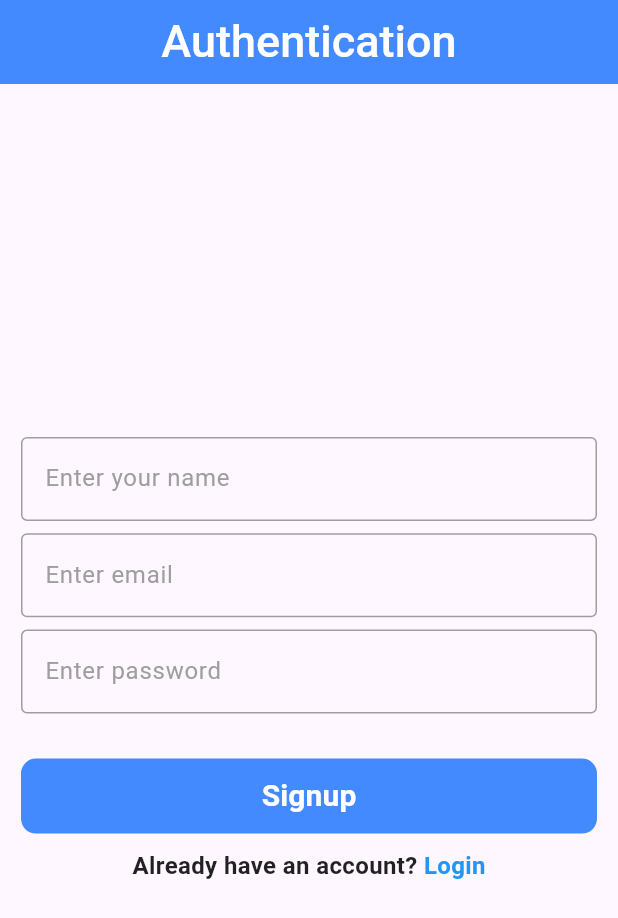
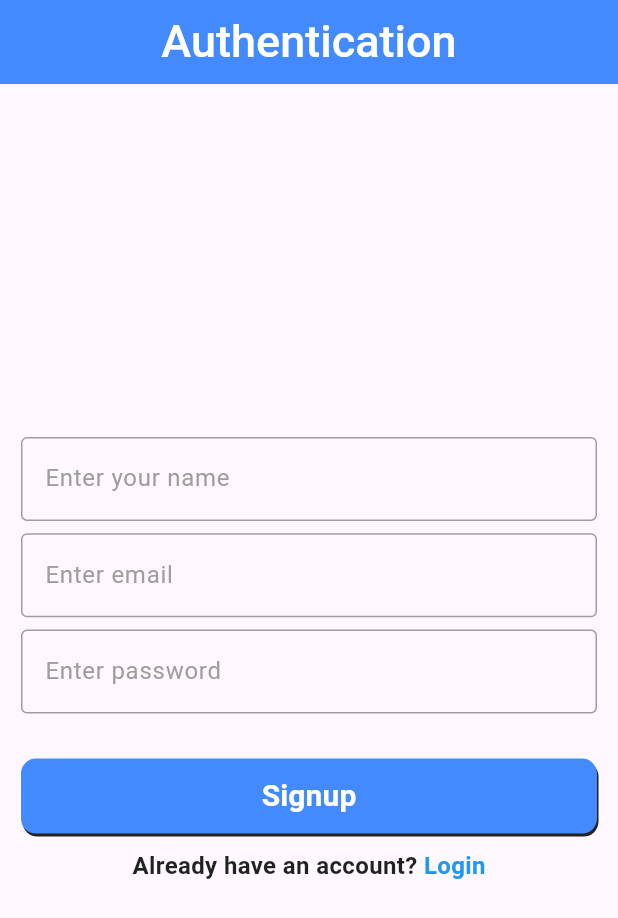
Before and after one commit to Tanjid470/ichiban_auto, a Flutter app: the screen it shows after launch, on a phone screen of 412 x 824 dp. Shown: the top 918 px of the screen. Run offline on Flutter 3.47's test engine with Material 3 defaults, Android fonts, the phone set to English and light mode, and no system bars; our stand-ins replace animated_splash_screen, animated_text_kit, firebase_auth, firebase_core; accounts and stored records are empty.

Commit message:
calender field box decoration change

```diff
--- a/lib/module/auth/view/login_form.dart
+++ b/lib/module/auth/view/login_form.dart
@@ -178,7 +178,14 @@ class _LoginFormState extends State<LoginForm> {
                 width: double.infinity,
                 decoration: const BoxDecoration(
                     color: Colors.blueAccent,
-                    borderRadius: BorderRadius.all(Radius.circular(10))),
+                    borderRadius: BorderRadius.all(Radius.circular(10)),
+                    boxShadow: [
+                      BoxShadow(
+                        color: Colors.black87,
+                        offset: Offset(1, 2)
+                      )
+                    ]
+                ),
                 child: TextButton(
                     onPressed: () async {
                       if (_formKey.currentState!.validate()) {
```
